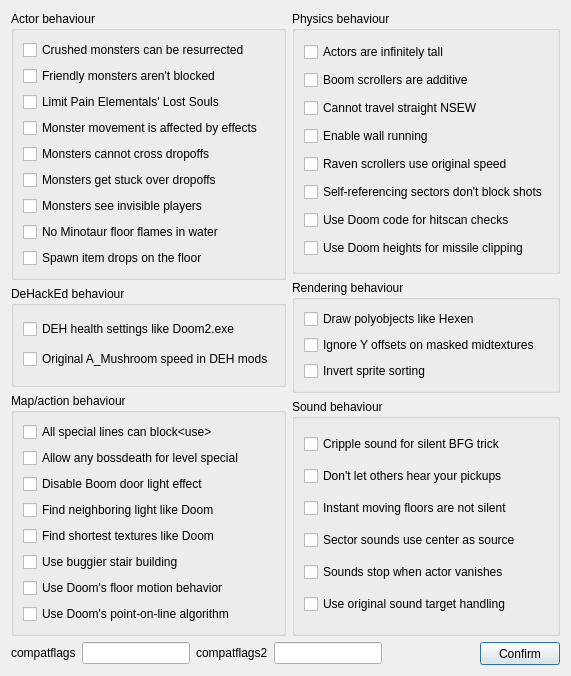
The window that Forms/CompatFlagsDialog.ui (Youda008/DoomRunner) describes before a commit, drawn with Qt 5.
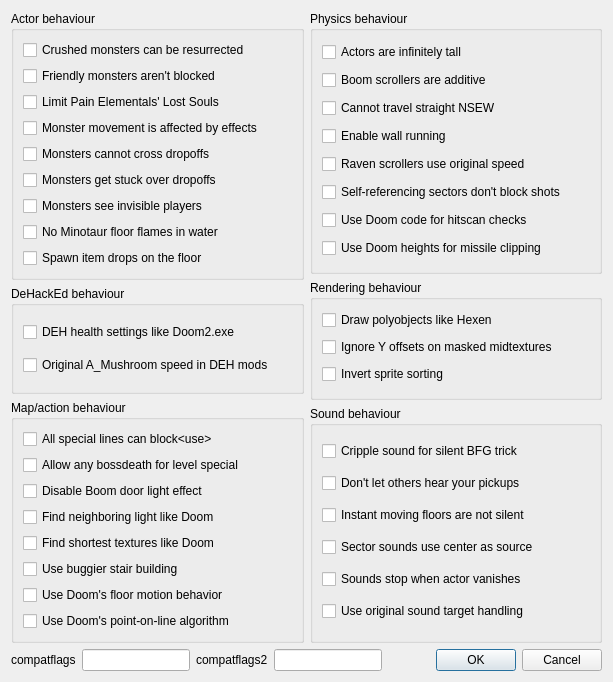
The same window after the commit.

Patch:
```diff
--- a/Forms/CompatFlagsDialog.ui
+++ b/Forms/CompatFlagsDialog.ui
@@ -9,8 +9,8 @@
    <rect>
     <x>0</x>
     <y>0</y>
-    <width>542</width>
-    <height>590</height>
+    <width>613</width>
+    <height>682</height>
    </rect>
   </property>
   <property name="windowTitle">
@@ -445,15 +445,9 @@
       </spacer>
      </item>
      <item>
-      <widget class="QPushButton" name="confirm_btn">
-       <property name="minimumSize">
-        <size>
-         <width>0</width>
-         <height>23</height>
-        </size>
-       </property>
-       <property name="text">
-        <string>Confirm</string>
+      <widget class="QDialogButtonBox" name="buttonBox">
+       <property name="standardButtons">
+        <set>QDialogButtonBox::Cancel|QDialogButtonBox::Ok</set>
        </property>
       </widget>
      </item>
```
Left out of the diff: 104 changed lines with no effect on the pictures.
